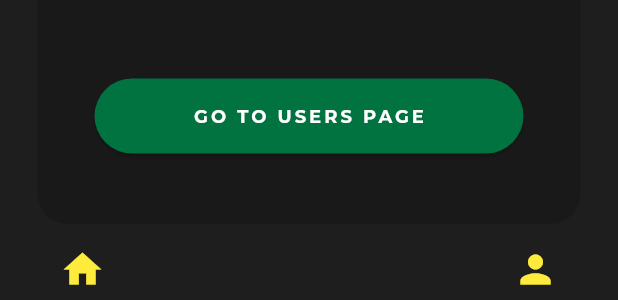
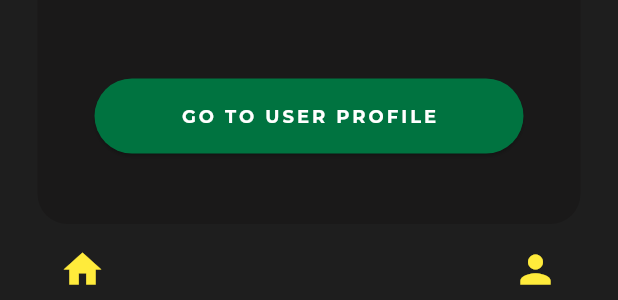
Before and after one commit to iot-lnu/iotlab-pilotcase-sportappeal, a Flutter app: the AddUserSuccessScreen widget shown alone on an empty page, opened directly with empty values, on a phone screen of 412 x 824 dp. Shown: the part 922-1222 px from the top of the screen. Run offline on Flutter 3.47's test engine with Material 3 defaults, Android fonts, the phone set to English and light mode, and no system bars; our stand-ins replace google_fonts; accounts and stored records are empty; network calls fail; statements that could not run were skipped.

Commit message:
Correct user navigation paths

```diff
--- a/flutter_app/lib/screens/add_user_success_screen.dart
+++ b/flutter_app/lib/screens/add_user_success_screen.dart
@@ -53,10 +53,13 @@ class AddUserSuccessScreen extends StatelessWidget {
             height: 50,
             child: ElevatedButton(
               onPressed: () {
-                Navigator.pushReplacementNamed(context, '/admin/users');
+                Navigator.pushNamed(context, '/user-profile', arguments: user);
               },
               style: AppButtonStyles.primaryButton,
-              child: Text('GO TO USERS PAGE', style: AppTextStyles.buttonText),
+              child: Text(
+                'GO TO USER PROFILE',
+                style: AppTextStyles.buttonText,
+              ),
             ),
           ),
 
```
